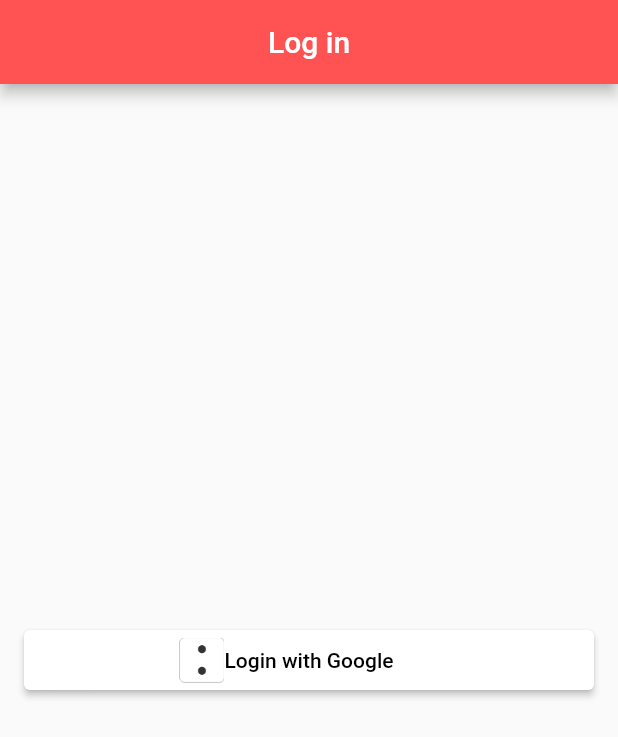
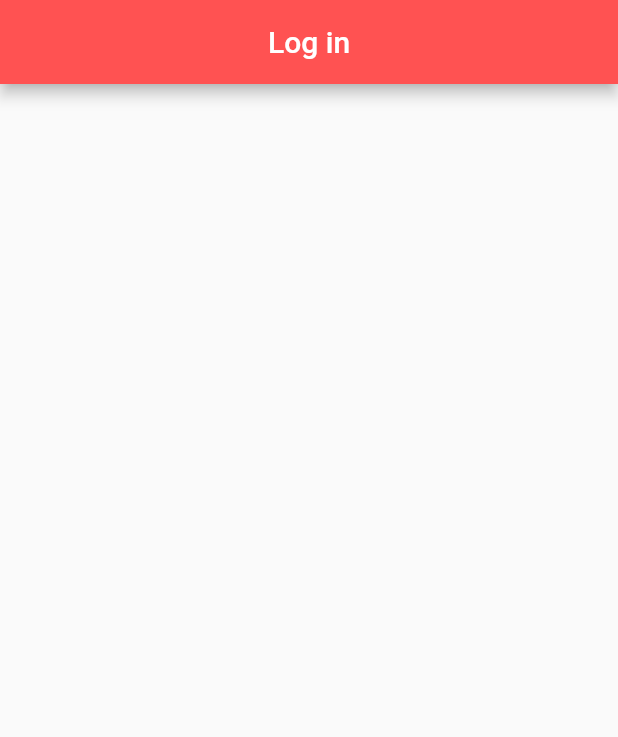
Before and after one commit to useonguk/flutter_cloneCoding, a Flutter app: the screen it shows after launch, on a phone screen of 412 x 824 dp. Shown: the top 737 px of the screen. Run offline on Flutter 3.47's test engine with Material 2 defaults, Android fonts, the phone set to English and light mode, and no system bars; our stand-ins replace fluttertoast.

Commit message:
fix : component

```diff
--- a/lib/main.dart
+++ b/lib/main.dart
@@ -33,39 +33,11 @@ class _LogInState extends State<LogIn> {
         backgroundColor: Colors.redAccent,
         centerTitle: true,
       ),
-      body: Padding(
-        padding: const EdgeInsets.all(16),
+      body: const Padding(
+        padding: EdgeInsets.all(16),
         child: Column(
           mainAxisAlignment: MainAxisAlignment.center,
-          children: [
-            ButtonTheme(
-                height: 50,
-                child: ElevatedButton(
-                    style: ElevatedButton.styleFrom(
-                      backgroundColor: Colors.white,
-                    ),
-                    onPressed: () {},
-                    child: Padding(
-                      padding: const EdgeInsets.all(5.0),
-                      child: Row(
-                        mainAxisAlignment: MainAxisAlignment.center,
-                        children: [
-                          Image.asset(('image/dice2.png'), width: 30),
-                          const Text(
-                            'Login with Google',
-                            style: TextStyle(color: Colors.black),
-                          ),
-                          Opacity(
-                            opacity: 0,
-                            child: Image.asset(
-                              ('image/dice2.png'),
-                              width: 30,
-                            ),
-                          )
-                        ],
-                      ),
-                    ))),
-          ],
+          children: [],
         ),
       ),
     );
```
Also changed, not shown: lib/loginApp/loginButton.dart (added, +52 -0 lines).
